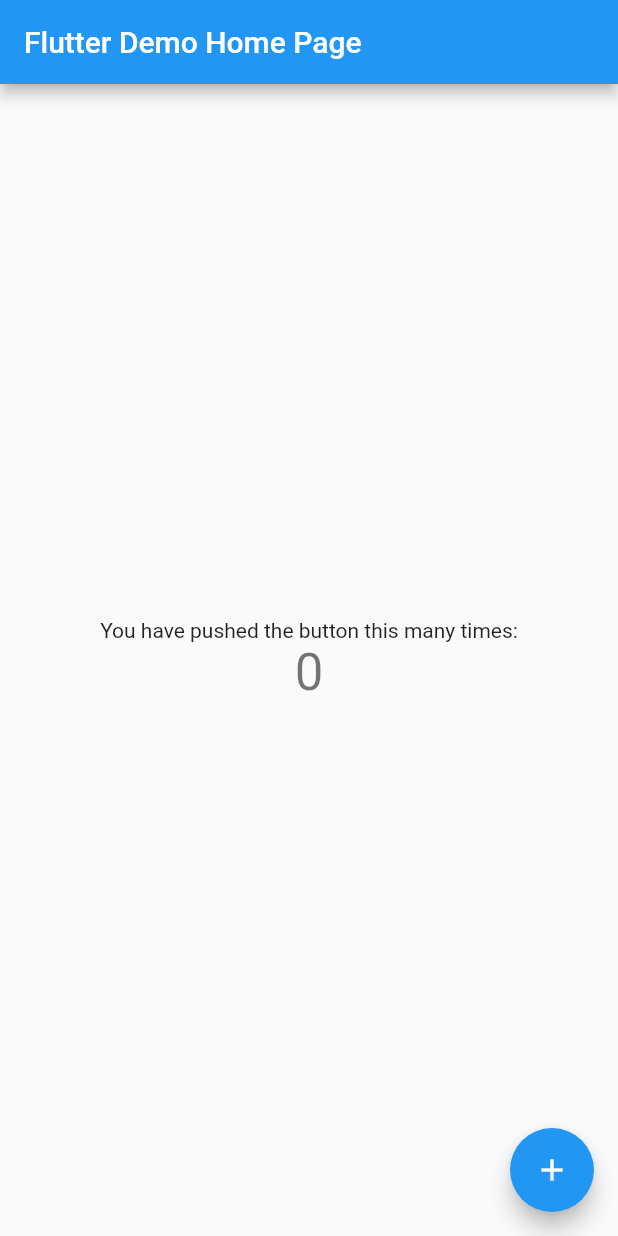
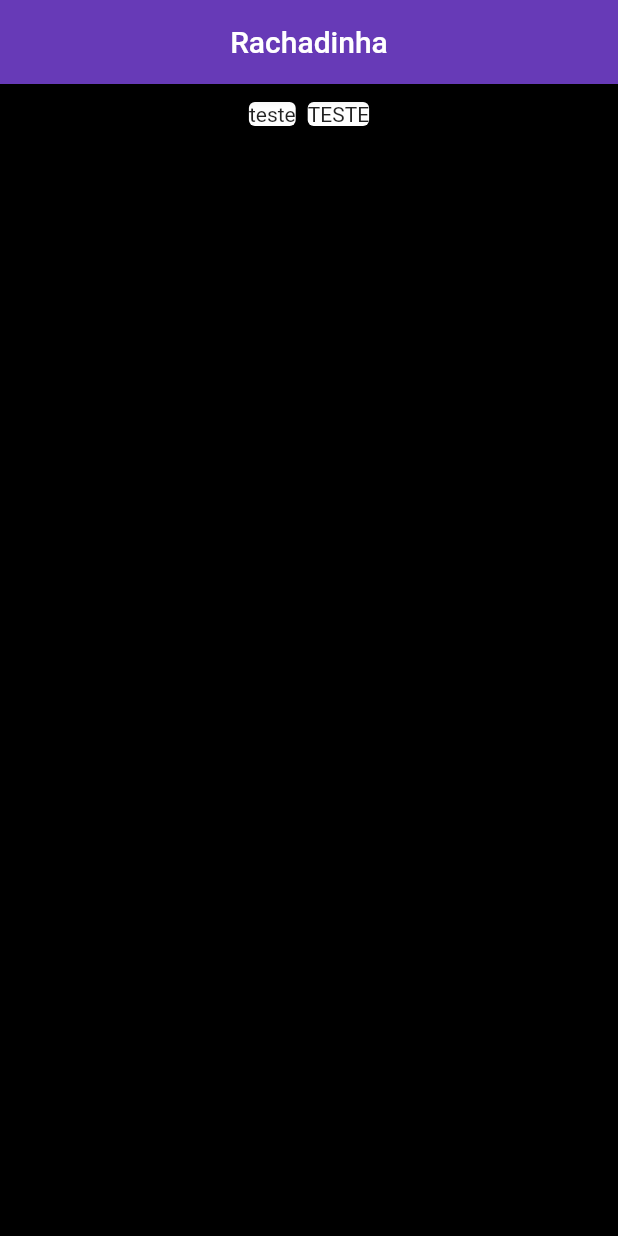
Before and after one commit to joaoafneto/apprachadinhamobile, a Flutter app: the screen it shows after launch, on a phone screen of 412 x 824 dp. Run offline on Flutter 3.47's test engine with Material 2 defaults, Android fonts, the phone set to English and light mode, and no system bars.

Commit message:
criação da pág principal

```diff
--- a/app_rachadinha/lib/main.dart
+++ b/app_rachadinha/lib/main.dart
@@ -1,117 +1,30 @@
+import 'package:app_rachadinha/pages/HomePage.dart';
 import 'package:flutter/material.dart';
 
-void main() {
-  runApp(MyApp());
+void main() async {
+  runApp(MaterialApp(
+    home: Home(),
+  ));
 }
 
-class MyApp extends StatelessWidget {
-  // This widget is the root of your application.
+class Home extends StatefulWidget {
+  @override
+  _HomeState createState() => _HomeState();
+}
+
+class _HomeState extends State<Home> {
   @override
   Widget build(BuildContext context) {
-    return MaterialApp(
-      title: 'Flutter Demo',
-      theme: ThemeData(
-        // This is the theme of your application.
-        //
-        // Try running your application with "flutter run". You'll see the
-        // application has a blue toolbar. Then, without quitting the app, try
-        // changing the primarySwatch below to Colors.green and then invoke
-        // "hot reload" (press "r" in the console where you ran "flutter run",
-        // or simply save your changes to "hot reload" in a Flutter IDE).
-        // Notice that the counter didn't reset back to zero; the application
-        // is not restarted.
-        primarySwatch: Colors.blue,
-        // This makes the visual density adapt to the platform that you run
-        // the app on. For desktop platforms, the controls will be smaller and
-        // closer together (more dense) than on mobile platforms.
-        visualDensity: VisualDensity.adaptivePlatformDensity,
+    return Scaffold(
+      backgroundColor: Colors.black,
+      appBar: AppBar(
+        title: Text("Rachadinha"),
+        backgroundColor: Colors.deepPurple,
+        centerTitle: true,
       ),
-      home: MyHomePage(title: 'Flutter Demo Home Page'),
+      body: SingleChildScrollView(
+        child: HomePage(),
+      ),
     );
   }
 }
-
-class MyHomePage extends StatefulWidget {
-  MyHomePage({Key key, this.title}) : super(key: key);
-
-  // This widget is the home page of your application. It is stateful, meaning
-  // that it has a State object (defined below) that contains fields that affect
-  // how it looks.
-
-  // This class is the configuration for the state. It holds the values (in this
-  // case the title) provided by the parent (in this case the App widget) and
-  // used by the build method of the State. Fields in a Widget subclass are
-  // always marked "final".
-
-  final String title;
-
-  @override
-  _MyHomePageState createState() => _MyHomePageState();
-}
-
-class _MyHomePageState extends State<MyHomePage> {
-  int _counter = 0;
-
-  void _incrementCounter() {
-    setState(() {
-      // This call to setState tells the Flutter framework that something has
-      // changed in this State, which causes it to rerun the build method below
-      // so that the display can reflect the updated values. If we changed
-      // _counter without calling setState(), then the build method would not be
-      // called again, and so nothing would appear to happen.
-      _counter++;
-    });
-  }
-
-  @override
-  Widget build(BuildContext context) {
-    // This method is rerun every time setState is called, for instance as done
-    // by the _incrementCounter method above.
-    //
-    // The Flutter framework has been optimized to make rerunning build methods
-    // fast, so that you can just rebuild anything that needs updating rather
-    // than having to individually change instances of widgets.
-    return Scaffold(
-      appBar: AppBar(
-        // Here we take the value from the MyHomePage object that was created by
-        // the App.build method, and use it to set our appbar title.
-        title: Text(widget.title),
-      ),
-      body: Center(
-        // Center is a layout widget. It takes a single child and positions it
-        // in the middle of the parent.
-        child: Column(
-          // Column is also a layout widget. It takes a list of children and
-          // arranges them vertically. By default, it sizes itself to fit its
-          // children horizontally, and tries to be as tall as its parent.
-          //
-          // Invoke "debug painting" (press "p" in the console, choose the
-          // "Toggle Debug Paint" action from the Flutter Inspector in Android
-          // Studio, or the "Toggle Debug Paint" command in Visual Studio Code)
-          // to see the wireframe for each widget.
-          //
-          // Column has various properties to control how it sizes itself and
-          // how it positions its children. Here we use mainAxisAlignment to
-          // center the children vertically; the main axis here is the vertical
-          // axis because Columns are vertical (the cross axis would be
-          // horizontal).
-          mainAxisAlignment: MainAxisAlignment.center,
-          children: <Widget>[
-            Text(
-              'You have pushed the button this many times:',
-            ),
-            Text(
-              '$_counter',
-              style: Theme.of(context).textTheme.headline4,
-            ),
-          ],
-        ),
-      ),
-      floatingActionButton: FloatingActionButton(
-        onPressed: _incrementCounter,
-        tooltip: 'Increment',
-        child: Icon(Icons.add),
-      ), // This trailing comma makes auto-formatting nicer for build methods.
-    );
-  }
-}
--- /dev/null
+++ b/app_rachadinha/lib/pages/HomePage.dart
@@ -0,0 +1,36 @@
+import 'package:flutter/material.dart';
+
+class HomePage extends StatefulWidget {
+  @override
+  _HomePageState createState() => _HomePageState();
+}
+
+class _HomePageState extends State<HomePage> {
+  @override
+  Widget build(BuildContext context) {
+    return Container(
+      decoration: BoxDecoration(),
+      child: Column(
+        crossAxisAlignment: CrossAxisAlignment.center,
+        children: [
+          Padding(
+            padding:
+                const EdgeInsets.symmetric(vertical: 8.0, horizontal: 16.0),
+            child: Row(
+              mainAxisAlignment: MainAxisAlignment.center,
+              crossAxisAlignment: CrossAxisAlignment.center,
+              children: [
+                Card(
+                  child: Text('teste'),
+                ),
+                Card(
+                  child: Text('TESTE'),
+                )
+              ],
+            ),
+          )
+        ],
+      ),
+    );
+  }
+}
```
Also changed, not shown: app_rachadinha/pubspec.lock, 1 other file.
